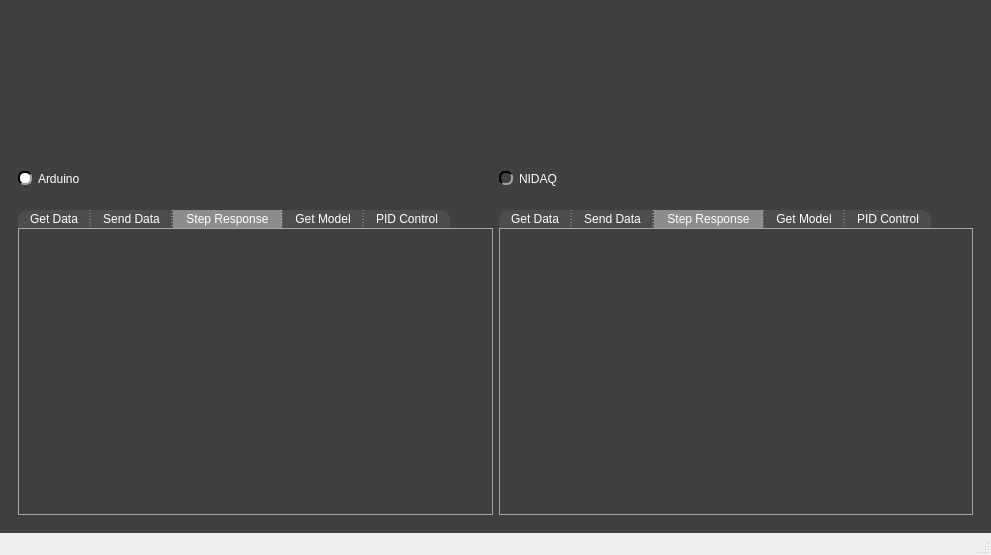
The window that pydaq/uis/PyDAQ_Base.ui (samirmartins/pydaq) describes before a commit, drawn with Qt 5.
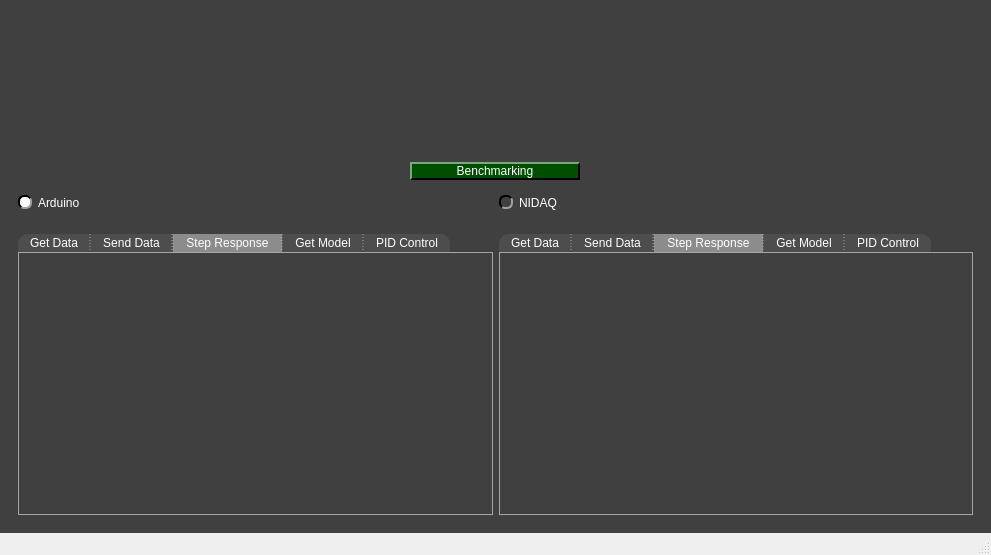
The same window after the commit. The open tabs and pages were chosen to show the change. Icons and pictures are not drawn. Custom widgets are drawn as their Qt base class.

Commit message: benchmarking included

What changed in the file:
```diff
--- a/pydaq/uis/PyDAQ_Base.ui
+++ b/pydaq/uis/PyDAQ_Base.ui
@@ -388,6 +388,31 @@
       </property>
      </widget>
     </item>
+    <item alignment="Qt::AlignmentFlag::AlignHCenter">
+     <widget class="QPushButton" name="benchmarking_button">
+      <property name="minimumSize">
+       <size>
+        <width>170</width>
+        <height>0</height>
+       </size>
+      </property>
+      <property name="maximumSize">
+       <size>
+        <width>300</width>
+        <height>16777215</height>
+       </size>
+      </property>
+      <property name="toolTip">
+       <string>&lt;html&gt;&lt;head/&gt;&lt;body&gt;&lt;p&gt;Open Benchmarking window&lt;/p&gt;&lt;/body&gt;&lt;/html&gt;</string>
+      </property>
+      <property name="whatsThis">
+       <string>&lt;html&gt;&lt;head/&gt;&lt;body&gt;&lt;p&gt;oiiii&lt;/p&gt;&lt;p&gt;&lt;br/&gt;&lt;/p&gt;&lt;/body&gt;&lt;/html&gt;</string>
+      </property>
+      <property name="text">
+       <string>Benchmarking</string>
+      </property>
+     </widget>
+    </item>
     <item>
      <widget class="QWidget" name="widget" native="true">
       <property name="styleSheet">
@@ -519,8 +544,8 @@
                <rect>
                 <x>0</x>
                 <y>0</y>
-                <width>82</width>
-                <height>28</height>
+                <width>454</width>
+                <height>195</height>
                </rect>
               </property>
               <layout class="QGridLayout" name="gridLayout_9">
@@ -680,8 +705,8 @@
                <rect>
                 <x>0</x>
                 <y>0</y>
-                <width>65</width>
-                <height>28</height>
+                <width>455</width>
+                <height>195</height>
                </rect>
               </property>
               <layout class="QGridLayout" name="gridLayout_14">
```
Left out of the diff: 22 changed lines with no effect on the pictures. The commit also changes 11 other files.
